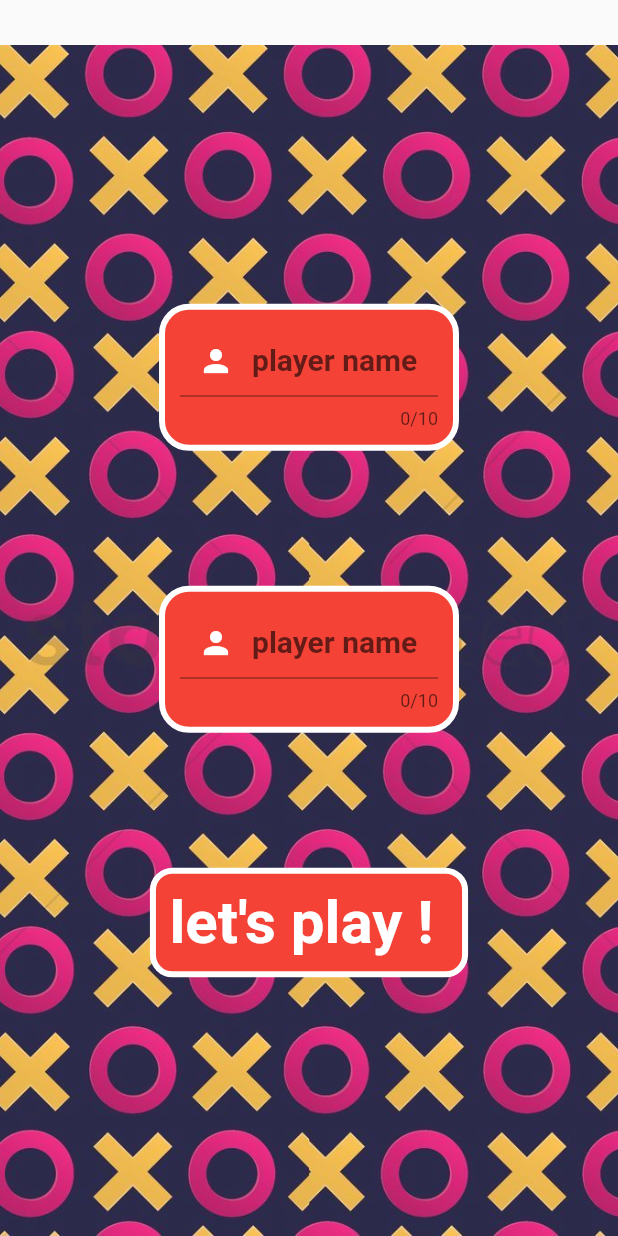
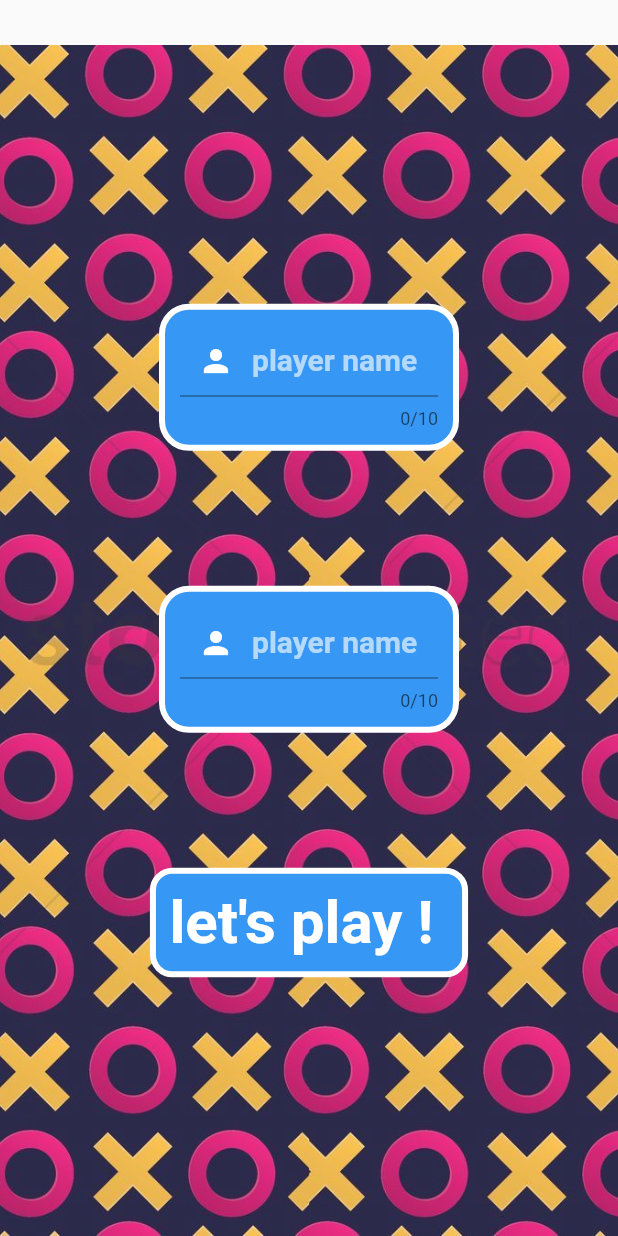
Before and after one commit to YoussefRamy-12/Tic-Tac-Toe, a Flutter app: the screen it shows after launch, after a tap on "multiplayer", on a phone screen of 412 x 824 dp. Run offline on Flutter 3.47's test engine with Material 2 defaults, Android fonts, the phone set to English and light mode, and no system bars.

Commit message:
Second update 	modified:   images/white.jpg 	modified:   lib/logic/checker.dart 	new file:   lib/logic/random.dart 	modified:   lib/screens/login.dart 	modified:   lib/screens/multiplayer_page.dart 	new file:   lib/shared/firstPlayer.dart 	modified:   lib/shared/player.dart

```diff
--- a/lib/screens/login.dart
+++ b/lib/screens/login.dart
@@ -1,5 +1,4 @@
 import 'package:flutter/material.dart';
-import 'package:untitled2/shared/usernames.dart';
 
 class Login extends StatefulWidget {
   Login({super.key});
@@ -14,7 +13,7 @@ class Login extends StatefulWidget {
 class LoginState extends State<Login> {
   @override
   Widget build(BuildContext context) {
-    GlobalKey<FormState> formstate =  GlobalKey<FormState>();
+    GlobalKey<FormState> formstate = GlobalKey<FormState>();
     send() {
       var formdata = formstate.currentState;
       formdata?.save();
@@ -40,18 +39,76 @@ class LoginState extends State<Login> {
         child: Column(
           mainAxisAlignment: MainAxisAlignment.center,
           children: [
-            Center(
-              child:Usernames(player: Login.player1)
+            Container(
+                margin: const EdgeInsets.only(bottom: 90),
+                width: 200,
+                padding: const EdgeInsets.all(10),
+                decoration: BoxDecoration(
+                    borderRadius: BorderRadius.circular(20),
+                    color: Color.fromARGB(255, 54, 152, 244),
+                    border: Border.all(width: 4, color: Colors.white)),
+                child: TextFormField(
+                  onTapOutside: (event) {
+                    FocusManager.instance.primaryFocus?.unfocus();
+                  },
+                  cursorColor: Colors.white,
+                  maxLength: 10,
+                  textInputAction: TextInputAction.done,
+                  onSaved: (text) {
+                    Login.player1 = text;
+                  },
+                  validator: (text) {
+                    if (text == null || text.isEmpty) {
+                      return 'Please enter some text';
+                    }
+                    return null;
+                  },
+                  decoration: const InputDecoration(
+                      hintText: 'player name',
+                      hintStyle:
+                          TextStyle(color: Color.fromARGB(161, 255, 255, 255)),
+                      prefixIcon: Icon(Icons.person, color: Colors.white)),
+                  style: const TextStyle(
+                      color: Colors.white,
+                      fontWeight: FontWeight.bold,
+                      fontSize: 20),
+                )),
+            Container(
+              margin: const EdgeInsets.only(bottom: 90),
+              width: 200,
+              padding: const EdgeInsets.all(10),
+              decoration: BoxDecoration(
+                  borderRadius: BorderRadius.circular(20),
+                  color: Color.fromARGB(255, 54, 152, 244),
+                  border: Border.all(width: 4, color: Colors.white)),
+              child: TextFormField(
+                cursorColor: Colors.white,
+                maxLength: 10,
+                textInputAction: TextInputAction.done,
+                onSaved: (text) {
+                  Login.player2 = text;
+                },
+                decoration: const InputDecoration(
+                    hintText: 'player name',
+                    hintStyle:
+                        TextStyle(color: Color.fromARGB(161, 255, 255, 255)),
+                    prefixIcon: Icon(Icons.person, color: Colors.white)),
+                style: const TextStyle(
+                    color: Colors.white,
+                    fontWeight: FontWeight.bold,
+                    fontSize: 20),
               ),
-            Center(
-              child: Usernames(player: Login.player2,)
             ),
             InkWell(
-              onTap: send,
+              onTap:
+
+                  send
+
+              ,
               child: Container(
                   padding: const EdgeInsets.all(9),
                   decoration: BoxDecoration(
-                            color: Colors.red,
+                      color: Color.fromARGB(255, 54, 152, 244),
                       border: Border.all(width: 4, color: Colors.white),
                       borderRadius: BorderRadius.circular(15)),
                   child: const Text("let's play ! ",
--- a/lib/shared/player.dart
+++ b/lib/shared/player.dart
@@ -22,7 +22,7 @@ class PLayer_icon extends StatelessWidget {
           padding: const EdgeInsets.all(10),
           decoration: BoxDecoration(
               borderRadius: BorderRadius.circular(30),
-              color: Colors.red,
+              color: Color.fromARGB(255, 54, 152, 244),
               border: Border.all(width: 4, color: playerColor )),
           child: Image.asset(img,
               fit: BoxFit.scaleDown, color: Colors.white),
@@ -31,7 +31,7 @@ class PLayer_icon extends StatelessWidget {
           padding: const EdgeInsets.all(10),
           decoration: BoxDecoration(
               borderRadius: BorderRadius.circular(15),
-              color: Colors.red,
+              color: Color.fromARGB(255, 54, 152, 244),
               border: Border.all(width: 4, color: playerColor)),
           child: Text(player,
               style:  const TextStyle(
```
Also changed, not shown: lib/logic/checker.dart (+48 -11 lines), lib/logic/random.dart (added, +9 -0 lines), lib/screens/multiplayer_page.dart (+28 -16 lines), images/white.jpg, lib/shared/firstPlayer.dart (added). Lines whose indentation alone changed are shown as unchanged.
